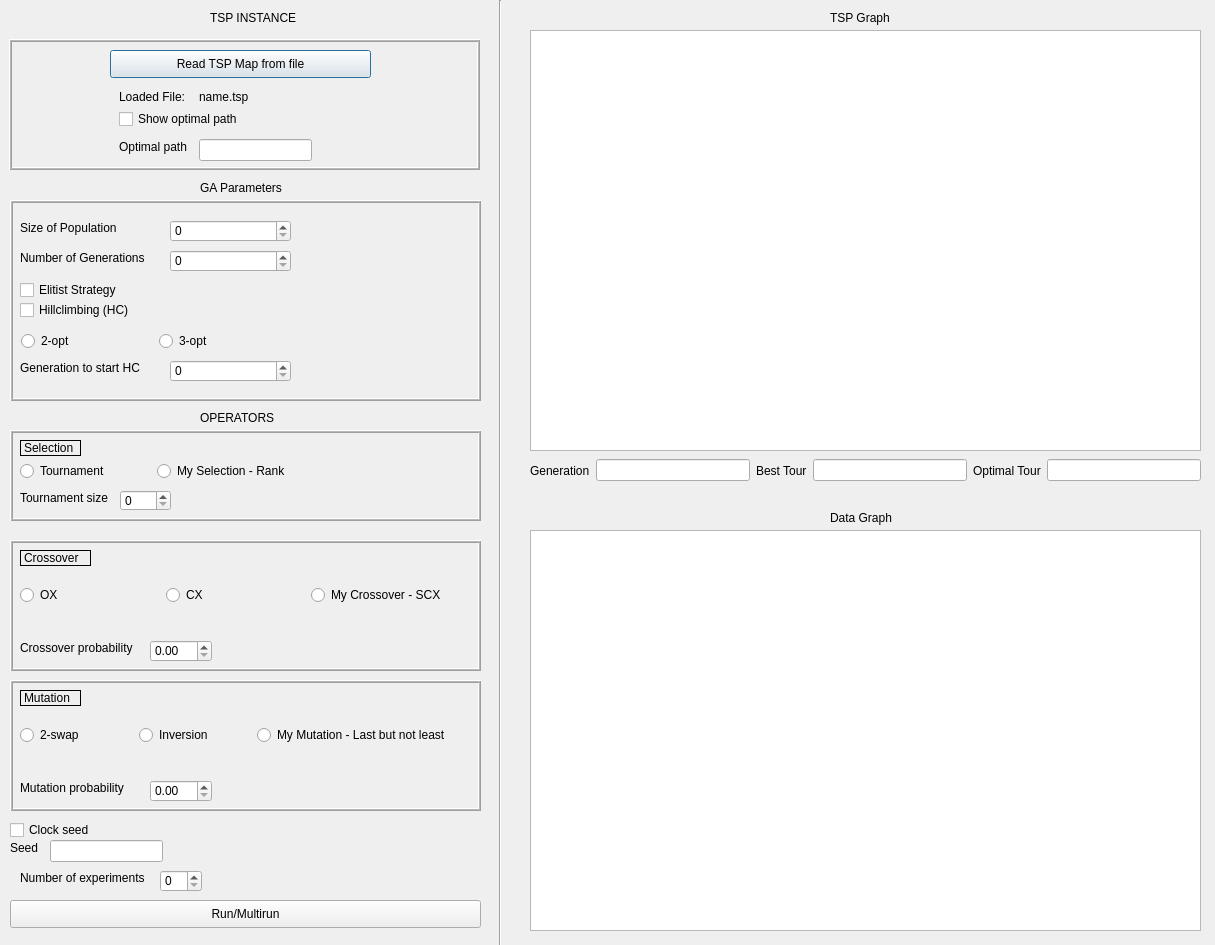
Old version of the form tsp.ui in the repository kanaji/TSP_AIN_FKKG.
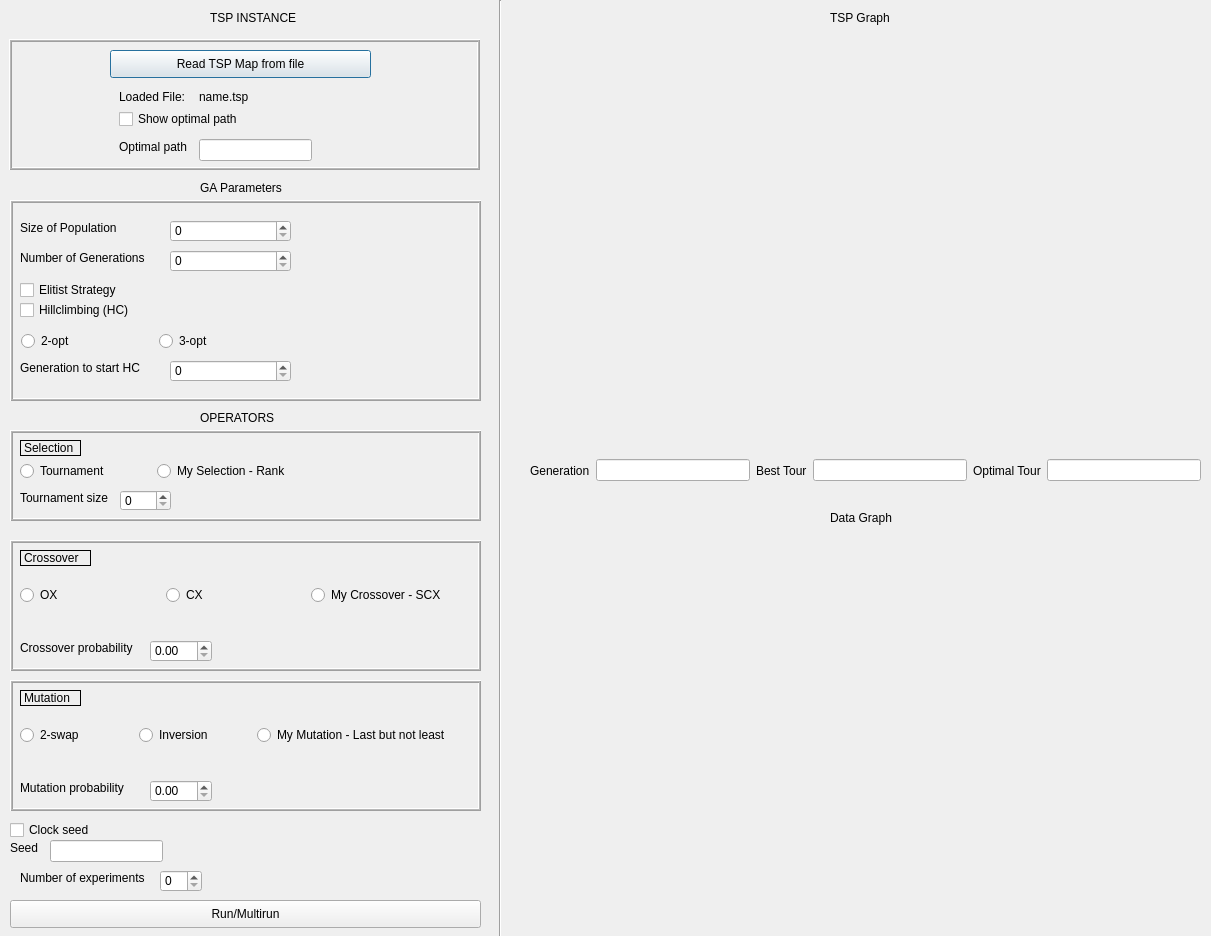
New version of the form. Custom widgets are drawn as their Qt base class.

Commit message: Added graphs in GUI; Data from moodle

```diff
--- a/tsp.ui
+++ b/tsp.ui
@@ -6,33 +6,13 @@
    <rect>
     <x>0</x>
     <y>0</y>
-    <width>1215</width>
-    <height>945</height>
+    <width>1211</width>
+    <height>936</height>
    </rect>
   </property>
   <property name="windowTitle">
    <string>TSP</string>
   </property>
-  <widget class="QGraphicsView" name="tsp_plot_graph">
-   <property name="geometry">
-    <rect>
-     <x>530</x>
-     <y>30</y>
-     <width>671</width>
-     <height>421</height>
-    </rect>
-   </property>
-  </widget>
-  <widget class="QTableWidget" name="data_graph_plot">
-   <property name="geometry">
-    <rect>
-     <x>530</x>
-     <y>530</y>
-     <width>671</width>
-     <height>401</height>
-    </rect>
-   </property>
-  </widget>
   <widget class="QPushButton" name="load_button">
    <property name="geometry">
     <rect>
@@ -737,6 +717,26 @@
     </item>
    </layout>
   </widget>
+  <widget class="graph_widget" name="tsp_graph_widget" native="true">
+   <property name="geometry">
+    <rect>
+     <x>530</x>
+     <y>30</y>
+     <width>671</width>
+     <height>411</height>
+    </rect>
+   </property>
+  </widget>
+  <widget class="graph_widget" name="data_graph_widget" native="true">
+   <property name="geometry">
+    <rect>
+     <x>529</x>
+     <y>529</y>
+     <width>671</width>
+     <height>391</height>
+    </rect>
+   </property>
+  </widget>
   <zorder>frame_5</zorder>
   <zorder>frame_4</zorder>
   <zorder>frame_3</zorder>
@@ -766,6 +766,14 @@
   <zorder>number_of_experiments</zorder>
   <zorder>horizontalLayoutWidget</zorder>
  </widget>
+ <customwidgets>
+  <customwidget>
+   <class>graph_widget</class>
+   <extends>QWidget</extends>
+   <header>graph_widget.h</header>
+   <container>1</container>
+  </customwidget>
+ </customwidgets>
  <resources/>
  <connections/>
 </ui>
```
Left out of the diff: 4 changed lines with no effect on the pictures. The commit also changes 36 other files.
